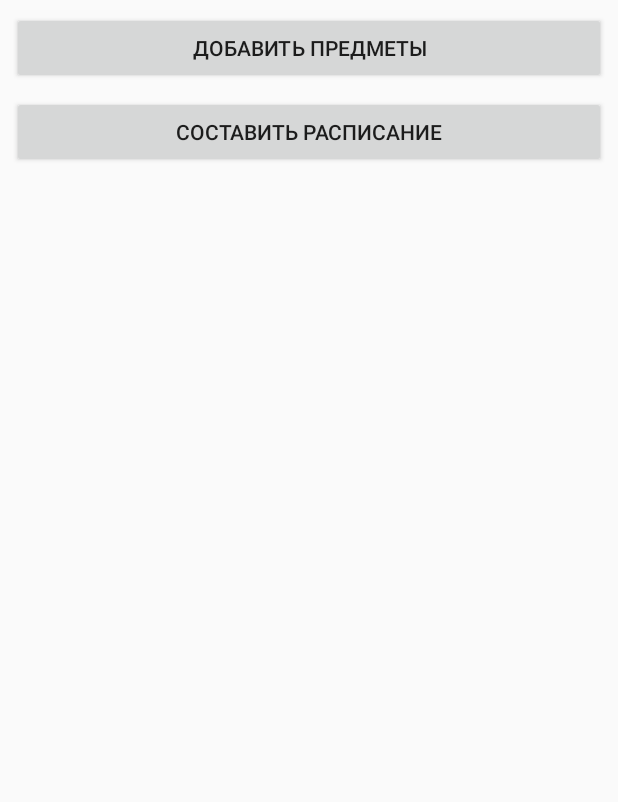
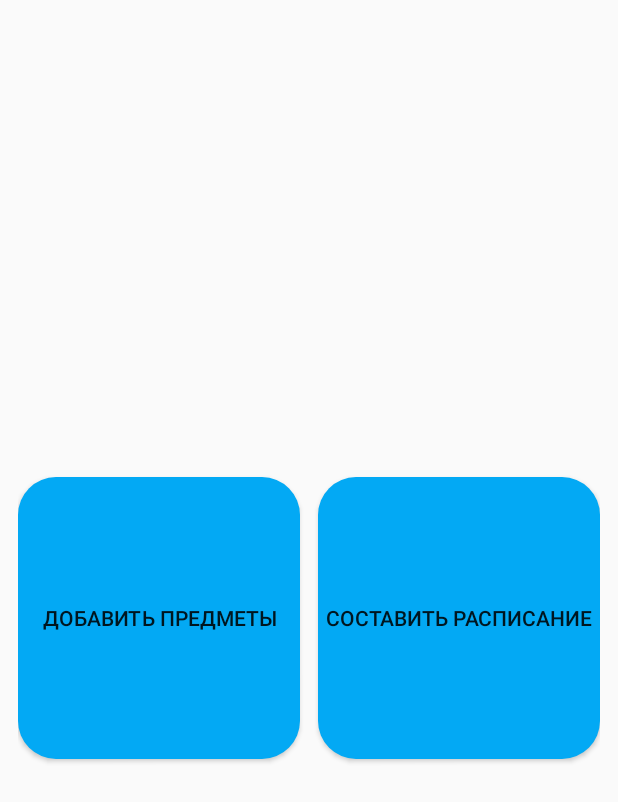
Before and after one commit to ShiryaevNikolay/MyApplicationTimeTable, an Android app: the screen it shows after launch (MainActivity), on a phone screen of 412 x 824 dp. Shown: the top 802 px of the screen. Run offline under Robolectric (Android 15) with nearby library versions, the phone set to English and light mode, and no system bars.

Commit message:
Make square buttons, rounded corners and background_color

```diff
--- a/app/src/main/java/com/example/timetable/MainActivity.java
+++ b/app/src/main/java/com/example/timetable/MainActivity.java
@@ -10,5 +10,7 @@ public class MainActivity extends AppCompatActivity {
     protected void onCreate(Bundle savedInstanceState) {
         super.onCreate(savedInstanceState);
         setContentView(R.layout.activity_main);
+
+        ResizableButton button1 = (ResizableButton) findViewById(R.id.main_btn1);
     }
 }
--- /dev/null
+++ b/app/src/main/java/com/example/timetable/ResizableButton.java
@@ -0,0 +1,18 @@
+package com.example.timetable;
+
+import android.content.Context;
+import android.util.AttributeSet;
+import android.widget.Button;
+
+public class ResizableButton extends Button {
+
+    public ResizableButton(Context context, AttributeSet attrs) {
+        super(context, attrs);
+    }
+
+    @Override
+    protected void onMeasure(int widthMeasureSpec, int heightMeasureSpec) {
+        int width = MeasureSpec.getSize(widthMeasureSpec);
+        setMeasuredDimension(width, width);
+    }
+}
--- /dev/null
+++ b/app/src/main/res/drawable/rounded_corner.xml
@@ -0,0 +1,17 @@
+<?xml version="1.0" encoding="utf-8"?>
+<selector xmlns:android="http://schemas.android.com/apk/res/android">
+<item>
+    <shape xmlns:android="http://schemas.android.com/apk/res/android">
+
+        <solid
+            android:color="#03A9F4"/>
+
+        <corners
+            android:bottomLeftRadius="25dp"
+            android:bottomRightRadius="25dp"
+            android:topLeftRadius="25dp"
+            android:topRightRadius="25dp" />
+
+    </shape>
+</item>
+</selector>
--- a/app/src/main/res/layout/activity_main.xml
+++ b/app/src/main/res/layout/activity_main.xml
@@ -1,23 +1,31 @@
 <?xml version="1.0" encoding="utf-8"?>
 <LinearLayout xmlns:android="http://schemas.android.com/apk/res/android"
+    xmlns:app="http://schemas.android.com/apk/res-auto"
     xmlns:tools="http://schemas.android.com/tools"
     android:layout_width="match_parent"
     android:layout_height="match_parent"
-    android:orientation="vertical"
-    android:padding="8dp"
+    android:gravity="center"
+    android:orientation="horizontal"
+    android:padding="12dp"
     tools:context=".MainActivity">
 
 
-    <Button
-        android:id="@+id/button"
+    <com.example.timetable.ResizableButton
+        android:id="@+id/main_btn1"
         android:layout_width="match_parent"
         android:layout_height="wrap_content"
-        android:layout_marginBottom="8dp"
-        android:text="Добавить предметы" />
+        android:layout_marginEnd="6dp"
+        android:layout_weight="1"
+        android:text="Добавить предметы"
+        android:background="@drawable/rounded_corner"/>
 
-    <Button
+    <com.example.timetable.ResizableButton
         android:id="@+id/button2"
         android:layout_width="match_parent"
         android:layout_height="wrap_content"
-        android:text="Составить расписание" />
+        android:layout_marginStart="6dp"
+        android:layout_weight="1"
+        android:text="Составить расписание"
+        android:background="@drawable/rounded_corner"/>
+
 </LinearLayout>
--- a/build.gradle
+++ b/build.gradle
@@ -7,7 +7,7 @@ buildscript {
 
     }
     dependencies {
-        classpath 'com.android.tools.build:gradle:3.5.1'
+        classpath 'com.android.tools.build:gradle:3.5.2'
 
         // NOTE: Do not place your application dependencies here; they belong
         // in the individual module build.gradle files
```
